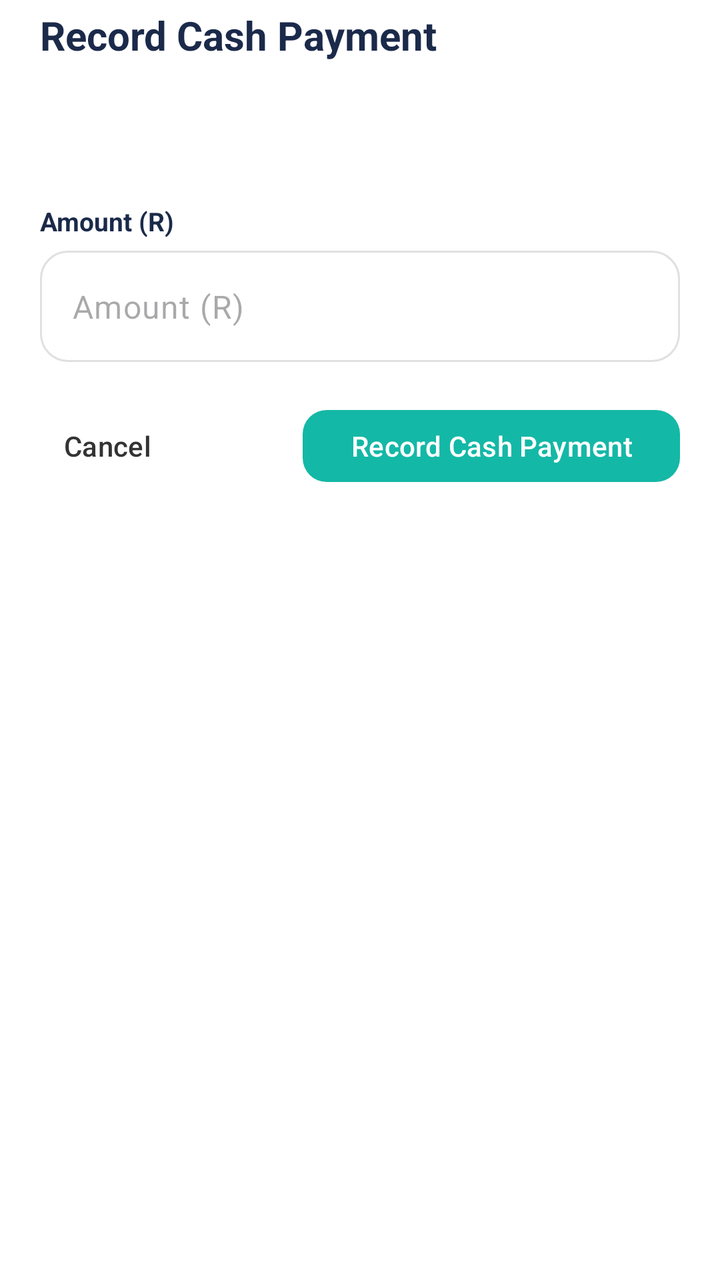
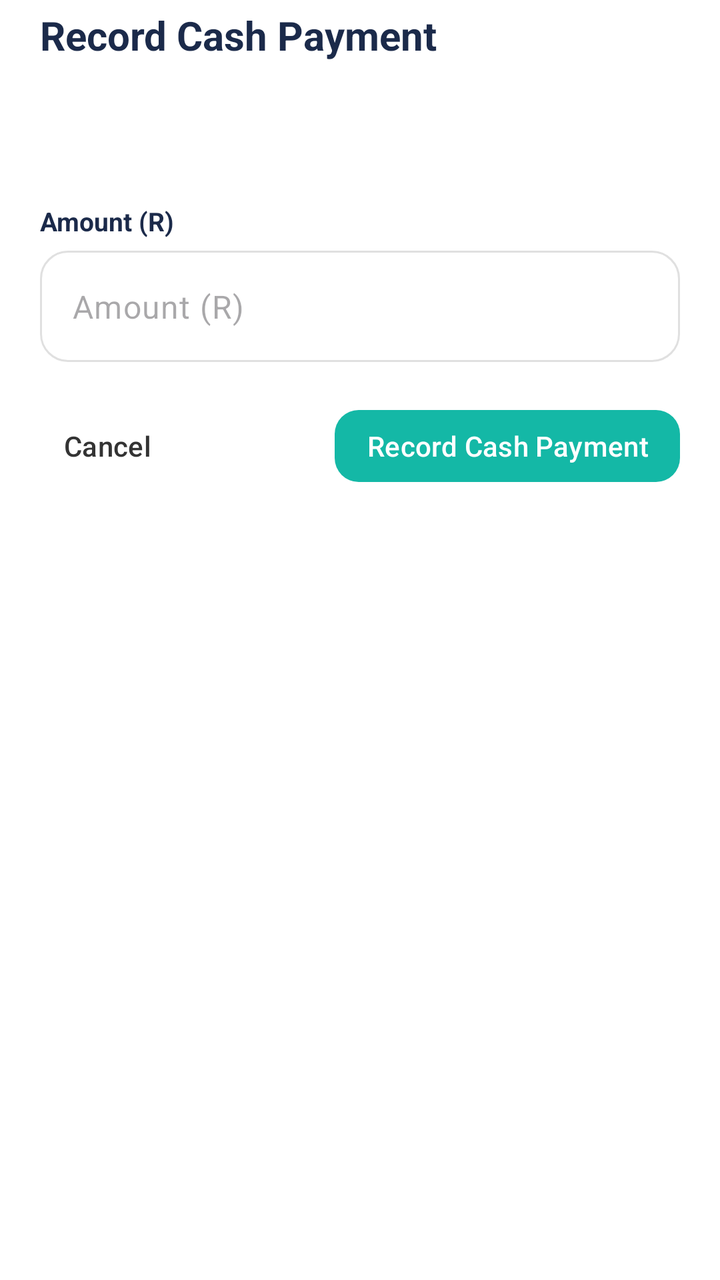

Screens rendered from an Android XML layout before and after an edit, with the pre-edit source and the edit as a unified diff.
<!-- AndroidManifest.xml: application theme Theme.HairGo -->
<!-- res/layout/dialog_record_cash_payment.xml -->
<?xml version="1.0" encoding="utf-8"?>
<LinearLayout xmlns:android="http://schemas.android.com/apk/res/android"
    xmlns:app="http://schemas.android.com/apk/res-auto"
    android:layout_width="match_parent"
    android:layout_height="wrap_content"
    android:background="@color/home_card_bg"
    android:orientation="vertical"
    android:paddingStart="20dp"
    android:paddingTop="4dp"
    android:paddingEnd="20dp"
    android:paddingBottom="16dp">

    <TextView
        android:id="@+id/tvRecordCashTitle"
        android:layout_width="match_parent"
        android:layout_height="wrap_content"
        android:text="@string/title_record_cash_payment"
        android:textColor="@color/salon_section_title"
        android:textSize="20sp"
        android:textStyle="bold" />

    <TextView
        android:id="@+id/tvRecordCashSubtitle"
        android:layout_width="match_parent"
        android:layout_height="wrap_content"
        android:layout_marginTop="4dp"
        android:textColor="@color/home_text_secondary"
        android:textSize="13sp" />

    <TextView
        android:id="@+id/tvRecordCashSummary"
        android:layout_width="match_parent"
        android:layout_height="wrap_content"
        android:layout_marginTop="12dp"
        android:lineSpacingExtra="4dp"
        android:textColor="@color/home_text_primary"
        android:textSize="14sp" />

    <TextView
        android:layout_width="wrap_content"
        android:layout_height="wrap_content"
        android:layout_marginTop="18dp"
        android:layout_marginBottom="6dp"
        android:text="@string/hint_cash_amount"
        android:textColor="@color/home_text_primary"
        android:textSize="13sp"
        android:textStyle="bold" />

    <com.google.android.material.textfield.TextInputLayout
        android:id="@+id/tilRecordCashAmount"
        style="@style/Widget.Material3.TextInputLayout.OutlinedBox"
        android:layout_width="match_parent"
        android:layout_height="wrap_content"
        app:boxCornerRadiusBottomEnd="14dp"
        app:boxCornerRadiusBottomStart="14dp"
        app:boxCornerRadiusTopEnd="14dp"
        app:boxCornerRadiusTopStart="14dp"
        app:hintEnabled="false">

        <com.google.android.material.textfield.TextInputEditText
            android:id="@+id/etRecordCashAmount"
            android:layout_width="match_parent"
            android:layout_height="wrap_content"
            android:hint="@string/hint_cash_amount"
            android:inputType="numberDecimal" />
    </com.google.android.material.textfield.TextInputLayout>

    <TextView
        android:id="@+id/tvRecordCashError"
        android:layout_width="match_parent"
        android:layout_height="wrap_content"
        android:layout_marginTop="8dp"
        android:textColor="@color/error"
        android:textSize="12sp"
        android:visibility="gone" />

    <LinearLayout
        android:layout_width="match_parent"
        android:layout_height="wrap_content"
        android:layout_marginTop="18dp"
        android:gravity="center_vertical"
        android:orientation="horizontal">

        <com.google.android.material.button.MaterialButton
            android:id="@+id/btnRecordCashCancel"
            style="@style/Widget.Material3.Button.TextButton"
            android:layout_width="wrap_content"
            android:layout_height="wrap_content"
            android:minWidth="0dp"
            android:text="@string/cancel"
            android:textAllCaps="false"
            android:textColor="@color/grey_dark" />

        <Space
            android:layout_width="0dp"
            android:layout_height="1dp"
            android:layout_weight="1" />

        <com.google.android.material.button.MaterialButton
            android:id="@+id/btnRecordCashConfirm"
            style="@style/Widget.Material3.Button"
            android:layout_width="wrap_content"
            android:layout_height="wrap_content"
            android:layout_marginStart="8dp"
            android:minHeight="44dp"
            android:text="@string/btn_record_cash_payment"
            android:textAllCaps="false"
            android:textColor="@color/white"
            app:backgroundTint="@color/teal"
            app:cornerRadius="12dp" />
    </LinearLayout>
</LinearLayout>
<!-- resources referenced by this layout -->
<resources>
  <color name="error">#D9534F</color>
  <color name="grey_dark">#333333</color>
  <color name="home_card_bg">#FFFFFF</color>
  <color name="home_text_primary">#1B2A4A</color>
  <color name="home_text_secondary">#3E6F69</color>
  <color name="salon_section_title">#1B2A4A</color>
  <color name="teal">#14B8A6</color>
  <color name="white">#FFFFFF</color>
  <string name="btn_record_cash_payment">Record Cash Payment</string>
  <string name="cancel">Cancel</string>
  <string name="hint_cash_amount">Amount (R)</string>
  <string name="title_record_cash_payment">Record Cash Payment</string>
  <style name="Theme.HairGo" parent="Base.Theme.HairGo">
          <item name="snackbarStyle">@style/Widget.HairGo.Snackbar</item>
      </style>
  <style name="Base.Theme.HairGo" parent="Theme.Material3.DayNight.NoActionBar">
          <item name="colorPrimary">@color/teal</item>
          <item name="colorOnPrimary">@color/white</item>
          <item name="colorSurface">@color/surface</item>
          <item name="colorOnSurface">@color/text_primary</item>
          <item name="colorSurfaceVariant">@color/grey_light</item>
          <item name="colorOnSurfaceVariant">@color/text_primary</item>
          <item name="colorOutline">@color/grey_border</item>
          <item name="android:colorBackground">@color/grey_light</item>
      </style>
  <style name="Widget.HairGo.Snackbar" parent="Widget.Material3.Snackbar">
          <item name="backgroundTint">@color/navy</item>
          <item name="android:textColor">@color/white</item>
          <item name="shapeAppearanceOverlay">@style/ShapeAppearanceOverlay.HairGo_Snackbar</item>
      </style>
  <color name="surface">#FFFFFF</color>
  <color name="text_primary">#1A1A1A</color>
  <color name="grey_light">#F2F2F2</color>
  <color name="grey_border">#E0E0E0</color>
  <color name="navy">#1B2A4A</color>
  <style name="ShapeAppearanceOverlay.HairGo_Snackbar" parent="">
          <item name="cornerFamily">rounded</item>
          <item name="cornerSize">16dp</item>
      </style>
</resources>

<!-- the commit's change to res/layout/dialog_record_cash_payment.xml (unified diff, before → after) -->
@@ -1,14 +1,20 @@
 <?xml version="1.0" encoding="utf-8"?>
-<LinearLayout xmlns:android="http://schemas.android.com/apk/res/android"
+<ScrollView xmlns:android="http://schemas.android.com/apk/res/android"
     xmlns:app="http://schemas.android.com/apk/res-auto"
     android:layout_width="match_parent"
     android:layout_height="wrap_content"
-    android:background="@color/home_card_bg"
-    android:orientation="vertical"
-    android:paddingStart="20dp"
-    android:paddingTop="4dp"
-    android:paddingEnd="20dp"
-    android:paddingBottom="16dp">
+    android:fillViewport="true"
+    android:overScrollMode="ifContentScrolls">
+
+    <LinearLayout
+        android:layout_width="match_parent"
+        android:layout_height="wrap_content"
+        android:background="@color/home_card_bg"
+        android:orientation="vertical"
+        android:paddingStart="20dp"
+        android:paddingTop="4dp"
+        android:paddingEnd="20dp"
+        android:paddingBottom="16dp">
 
     <TextView
         android:id="@+id/tvRecordCashTitle"
@@ -102,11 +108,14 @@
             android:layout_width="wrap_content"
             android:layout_height="wrap_content"
             android:layout_marginStart="8dp"
+            android:layout_marginEnd="0dp"
             android:minHeight="44dp"
+            android:paddingHorizontal="16dp"
             android:text="@string/btn_record_cash_payment"
             android:textAllCaps="false"
             android:textColor="@color/white"
             app:backgroundTint="@color/teal"
             app:cornerRadius="12dp" />
     </LinearLayout>
-</LinearLayout>
+    </LinearLayout>
+</ScrollView>
